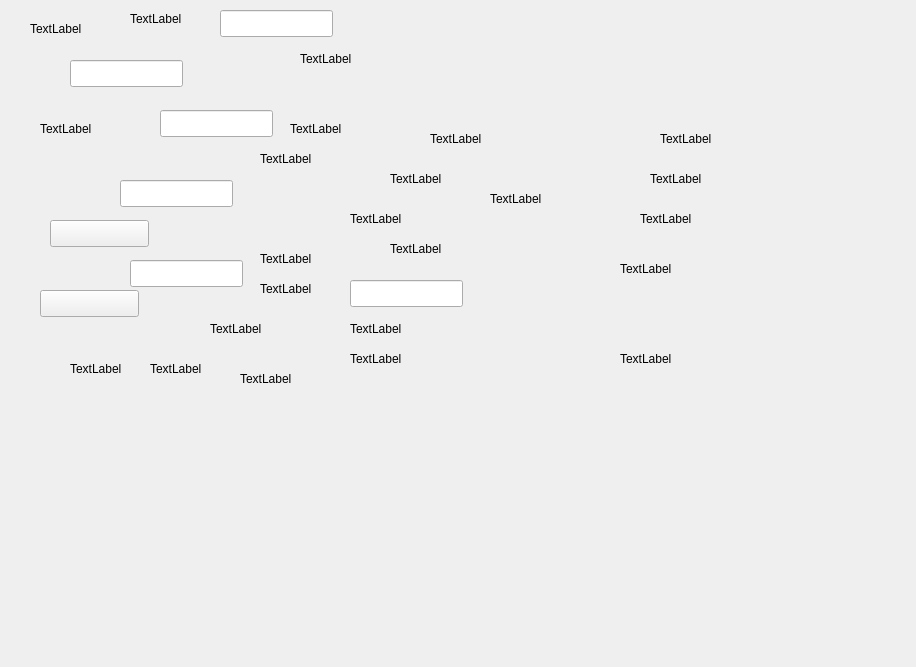
Old version of the form k1160pro/qsettingdebugform.ui in the repository photonlili/K1160.
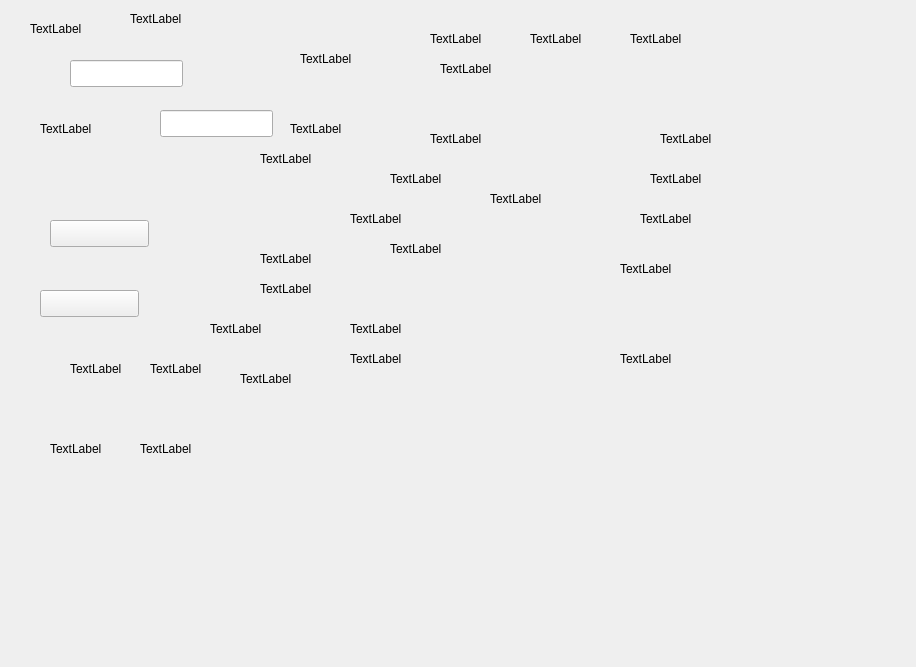
New version of the form.

Commit message: 修改改坐标

Patch:
```diff
--- a/k1160pro/qsettingdebugform.ui
+++ b/k1160pro/qsettingdebugform.ui
@@ -26,19 +26,6 @@
     <bool>true</bool>
    </property>
   </widget>
-  <widget class="QLineEdit" name="ed_settingdebug_r">
-   <property name="geometry">
-    <rect>
-     <x>120</x>
-     <y>180</y>
-     <width>113</width>
-     <height>27</height>
-    </rect>
-   </property>
-   <property name="readOnly">
-    <bool>true</bool>
-   </property>
-  </widget>
   <widget class="QLineEdit" name="ed_settingdebug_zheqi">
    <property name="geometry">
     <rect>
@@ -52,32 +39,6 @@
     <bool>true</bool>
    </property>
   </widget>
-  <widget class="QLineEdit" name="ed_settingdebug_g">
-   <property name="geometry">
-    <rect>
-     <x>130</x>
-     <y>260</y>
-     <width>113</width>
-     <height>27</height>
-    </rect>
-   </property>
-   <property name="readOnly">
-    <bool>true</bool>
-   </property>
-  </widget>
-  <widget class="QLineEdit" name="ed_settingdebug_b">
-   <property name="geometry">
-    <rect>
-     <x>350</x>
-     <y>280</y>
-     <width>113</width>
-     <height>27</height>
-    </rect>
-   </property>
-   <property name="readOnly">
-    <bool>true</bool>
-   </property>
-  </widget>
   <widget class="QLabel" name="le_settingdebug_zhengqi">
    <property name="geometry">
     <rect>
@@ -416,14 +377,82 @@
     <string>TextLabel</string>
    </property>
   </widget>
-  <widget class="QLineEdit" name="le_settingdebug_c">
+  <widget class="QLabel" name="label_wendu1">
    <property name="geometry">
     <rect>
-     <x>220</x>
-     <y>10</y>
-     <width>113</width>
-     <height>27</height>
+     <x>50</x>
+     <y>440</y>
+     <width>67</width>
+     <height>17</height>
     </rect>
+   </property>
+   <property name="text">
+    <string>TextLabel</string>
+   </property>
+  </widget>
+  <widget class="QLabel" name="label_wendu2">
+   <property name="geometry">
+    <rect>
+     <x>140</x>
+     <y>440</y>
+     <width>67</width>
+     <height>17</height>
+    </rect>
+   </property>
+   <property name="text">
+    <string>TextLabel</string>
+   </property>
+  </widget>
+  <widget class="QLabel" name="ed_settingdebug_r">
+   <property name="geometry">
+    <rect>
+     <x>430</x>
+     <y>30</y>
+     <width>67</width>
+     <height>17</height>
+    </rect>
+   </property>
+   <property name="text">
+    <string>TextLabel</string>
+   </property>
+  </widget>
+  <widget class="QLabel" name="ed_settingdebug_g">
+   <property name="geometry">
+    <rect>
+     <x>530</x>
+     <y>30</y>
+     <width>67</width>
+     <height>17</height>
+    </rect>
+   </property>
+   <property name="text">
+    <string>TextLabel</string>
+   </property>
+  </widget>
+  <widget class="QLabel" name="ed_settingdebug_b">
+   <property name="geometry">
+    <rect>
+     <x>630</x>
+     <y>30</y>
+     <width>67</width>
+     <height>17</height>
+    </rect>
+   </property>
+   <property name="text">
+    <string>TextLabel</string>
+   </property>
+  </widget>
+  <widget class="QLabel" name="le_settingdebug_c">
+   <property name="geometry">
+    <rect>
+     <x>440</x>
+     <y>60</y>
+     <width>67</width>
+     <height>17</height>
+    </rect>
+   </property>
+   <property name="text">
+    <string>TextLabel</string>
    </property>
   </widget>
  </widget>
```
The commit also changes 2 other files.
